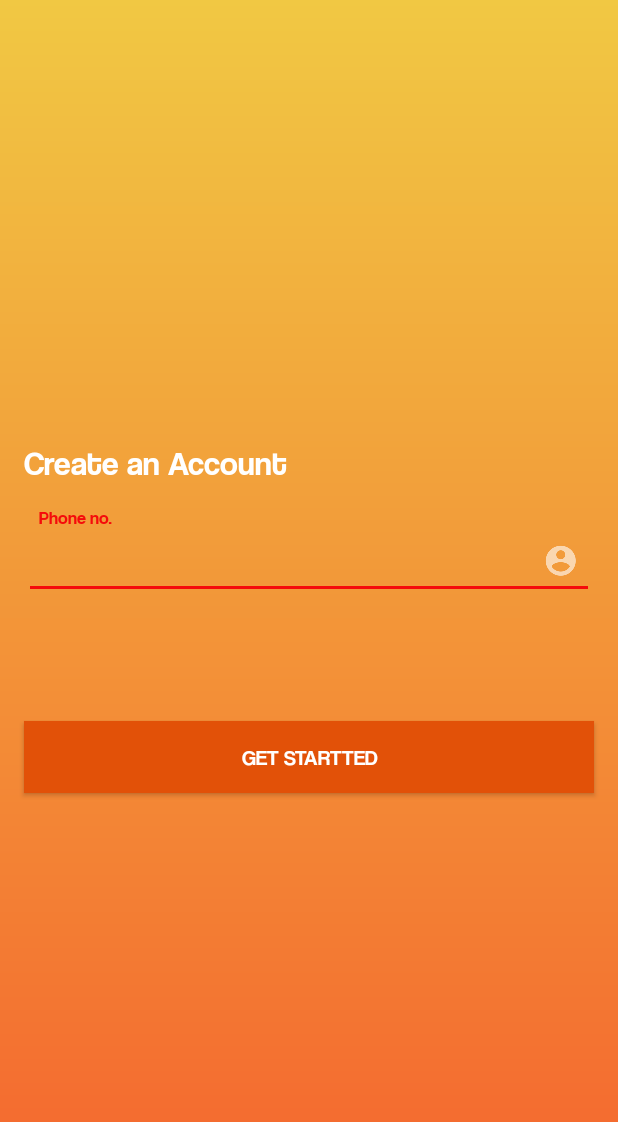
After one commit to mohan2106/DOCMED, an Android app: the Signup_new_Activity screen opened directly, with no data from a screen before it, on a phone screen of 412 x 824 dp. The commit adds this screen. Shown: the top 1122 px of the screen. Run offline under Robolectric (Android 15) with nearby library versions, the phone set to English and light mode, and no system bars; our stand-ins replace Firebase (no records; nobody signed in at launch, a user with empty details on screens opened directly).

Commit message:
phone authentication added but not working well

```diff
--- a/app/src/main/AndroidManifest.xml
+++ b/app/src/main/AndroidManifest.xml
@@ -42,7 +42,10 @@
         <activity android:name=".Doctor_profile" />
         <activity android:name=".searchActivity" />
         <activity android:name=".order_medicine_activity" />
-        <activity android:name=".chooseMedicine"></activity>
+        <activity android:name=".chooseMedicine" />
+        <activity android:name=".LoginNewActivity" />
+        <activity android:name=".Signup_new_Activity" />
+        <activity android:name=".verifyOTP"></activity>
     </application>
 
 </manifest>
--- /dev/null
+++ b/app/src/main/java/com/lenovo/doc/Signup_new_Activity.java
@@ -0,0 +1,169 @@
+package com.lenovo.doc;
+
+import android.content.Intent;
+import android.support.annotation.NonNull;
+import android.support.v7.app.AppCompatActivity;
+import android.os.Bundle;
+import android.text.TextUtils;
+import android.util.Patterns;
+import android.view.View;
+import android.widget.Button;
+import android.widget.EditText;
+import android.widget.TextView;
+import android.widget.Toast;
+
+import com.google.android.gms.tasks.OnCompleteListener;
+import com.google.android.gms.tasks.Task;
+import com.google.firebase.FirebaseException;
+import com.google.firebase.auth.AuthResult;
+import com.google.firebase.auth.FirebaseAuth;
+import com.google.firebase.auth.FirebaseAuthInvalidCredentialsException;
+import com.google.firebase.auth.FirebaseUser;
+import com.google.firebase.auth.PhoneAuthCredential;
+import com.google.firebase.auth.PhoneAuthProvider;
+
+import java.util.concurrent.TimeUnit;
+
+public class Signup_new_Activity extends AppCompatActivity {
+
+    private EditText mobile;
+    //private EditText pass;
+    private Button signup;
+    private FirebaseAuth mAuth;
+    private String codeSent;
+    private Button btn;
+    private TextView no,cr;
+    private EditText otp;
+
+    @Override
+    protected void onCreate(Bundle savedInstanceState) {
+        super.onCreate(savedInstanceState);
+        setContentView(R.layout.activity_signup_new_);
+
+        mobile=(EditText)findViewById(R.id.signin_contact_new);
+        //pass=(EditText)findViewById(R.id.signin_password_new);
+        signup=(Button)findViewById(R.id.login_btn_new);
+        btn=(Button)findViewById(R.id.otp_btn);
+        cr=(TextView)findViewById(R.id.create_text);
+        no=(TextView)findViewById(R.id.otp_text);
+        mAuth=FirebaseAuth.getInstance();
+        otp=(EditText)findViewById(R.id.otp);
+        /*btn.setOnClickListener(new View.OnClickListener() {
+            @Override
+            public void onClick(View v) {
+                verifyOtp();
+            }
+        });*/
+        signup.setOnClickListener(new View.OnClickListener() {
+            @Override
+            public void onClick(View v) {
+                //signupfn();
+                String mobile2 = mobile.getText().toString().trim();
+
+                if(mobile2.isEmpty() || mobile.length() < 10){
+                    mobile.setError("Enter a valid mobile");
+                    mobile.requestFocus();
+                    return;
+                }
+
+                Intent intent = new Intent(Signup_new_Activity.this, verifyOTP.class);
+                intent.putExtra("mobile", mobile2);
+                startActivity(intent);
+            }
+        });
+    }
+    private void signupfn(){
+        String ph=mobile.getText().toString();
+        if(TextUtils.isEmpty(ph)){
+            mobile.setError("Phone no is required");
+            mobile.requestFocus();
+            return;
+        }
+        /*String pas=pass.getText().toString();
+        if(TextUtils.isEmpty(pas)){
+            pass.setError("Email is required");
+            pass.requestFocus();
+            return;
+        }*/
+        if(!Patterns.PHONE.matcher(ph).matches()){
+            mobile.setError("Enter correcct phone no");
+            mobile.requestFocus();
+            return;
+        }
+        /*if(pas.length()<6){
+            pass.setError("Password length should be more than 6");
+            pass.requestFocus();
+            return;
+        }*/
+        PhoneAuthProvider.getInstance().verifyPhoneNumber(
+                "+91"+ph,        // Phone number to verify
+                60,                 // Timeout duration
+                TimeUnit.SECONDS,   // Unit of timeout
+                this,               // Activity (for callback binding)
+                mCallbacks);        // OnVerificationStateChangedCallbacks
+        //Intent intent=new Intent(Signup_new_Activity.this,verifyOTP.class);
+        //intent.putExtra("OTP",codeSent);
+        //startActivity(intent);
+        cr.setVisibility(View.GONE);
+        mobile.setVisibility(View.GONE);
+        //pass.setVisibility(View.GONE);
+        signup.setVisibility(View.GONE);
+        btn.setVisibility(View.VISIBLE);
+        no.setVisibility(View.VISIBLE);
+        cr.setVisibility(View.VISIBLE);
+        otp.setVisibility(View.VISIBLE);
+
+
+    }
+    PhoneAuthProvider.OnVerificationStateChangedCallbacks mCallbacks=new PhoneAuthProvider.OnVerificationStateChangedCallbacks() {
+        @Override
+        public void onVerificationCompleted(PhoneAuthCredential phoneAuthCredential) {
+
+        }
+
+        @Override
+        public void onVerificationFailed(FirebaseException e) {
+
+        }
+
+        @Override
+        public void onCodeSent(String s, PhoneAuthProvider.ForceResendingToken forceResendingToken) {
+            super.onCodeSent(s, forceResendingToken);
+            codeSent=s;
+            Toast.makeText(Signup_new_Activity.this, s, Toast.LENGTH_SHORT).show();
+        }
+    };
+
+    private void verifyOtp(){
+        PhoneAuthCredential credential=PhoneAuthProvider.getCredential(codeSent,otp.getText().toString());
+        signInWithPhoneAuthCredential(credential);
+    }
+    private void signInWithPhoneAuthCredential(PhoneAuthCredential credential) {
+        mAuth.signInWithCredential(credential)
+                .addOnCompleteListener(this, new OnCompleteListener<AuthResult>() {
+                    @Override
+                    public void onComplete(@NonNull Task<AuthResult> task) {
+                        if (task.isSuccessful()) {
+                            // Sign in success, update UI with the signed-in user's information
+                            //Log.d(TAG, "signInWithCredential:success");
+                            startActivity(new Intent(Signup_new_Activity.this,WelcomeActivity.class));
+                            finish();
+                            FirebaseUser user = task.getResult().getUser();
+                            // ...
+                        } else {
+                            // Sign in failed, display a message and update the UI
+                            //Log.w(TAG, "signInWithCredential:failure", task.getException());
+                            if (task.getException() instanceof FirebaseAuthInvalidCredentialsException) {
+                                String error=task.getException().getMessage();
+                                Toast.makeText(Signup_new_Activity.this, error, Toast.LENGTH_SHORT).show();
+                                // The verification code entered was invalid
+                            }
+                            else{
+                                String error=task.getException().getMessage();
+                                Toast.makeText(Signup_new_Activity.this, error, Toast.LENGTH_SHORT).show();
+                            }
+                        }
+                    }
+                });
+    }
+}
--- /dev/null
+++ b/app/src/main/res/drawable/background_gradient.xml
@@ -0,0 +1,12 @@
+<?xml version="1.0" encoding="utf-8"?>
+<layer-list xmlns:android="http://schemas.android.com/apk/res/android">
+
+<item>
+    <shape android:shape="rectangle">
+        <gradient android:startColor="#f4632e"
+            android:endColor="#f1c843"
+            android:angle="90"/>
+    </shape>
+</item>
+
+</layer-list>
--- /dev/null
+++ b/app/src/main/res/drawable/edit_text_back_gradient.xml
@@ -0,0 +1,20 @@
+<?xml version="1.0" encoding="utf-8"?>
+<shape xmlns:android="http://schemas.android.com/apk/res/android"
+
+    android:thickness="0dp"
+
+    android:shape="rectangle">
+    <stroke android:width="3dp"
+
+        android:color="#ef6502"/>
+    <corners android:radius="5dp" />
+    <gradient
+
+        android:startColor="#efac6d"
+
+        android:endColor="#e4b43a"
+
+        android:type="linear"
+
+        android:angle="270"/>
+</shape>
--- /dev/null
+++ b/app/src/main/res/layout/activity_signup_new_.xml
@@ -0,0 +1,128 @@
+<?xml version="1.0" encoding="utf-8"?>
+<LinearLayout xmlns:android="http://schemas.android.com/apk/res/android"
+    xmlns:app="http://schemas.android.com/apk/res-auto"
+    xmlns:tools="http://schemas.android.com/tools"
+    android:layout_width="match_parent"
+    android:layout_height="match_parent"
+    android:gravity="center"
+    android:orientation="vertical"
+    android:background="@drawable/background_gradient"
+    tools:context=".Signup_new_Activity">
+
+    <TextView
+        android:id="@+id/create_text"
+        android:layout_width="match_parent"
+        android:layout_height="wrap_content"
+        android:text="Create an Account"
+        android:textColor="#ffffff"
+        android:fontFamily="@font/coolveticarg"
+        android:layout_marginStart="16sp"
+        android:layout_marginEnd="16sp"
+        android:textSize="22sp"/>
+
+    <android.support.design.widget.TextInputLayout
+        android:id="@+id/textInputLayout1"
+        android:layout_width="match_parent"
+        android:layout_height="wrap_content"
+        android:layout_marginStart="16dp"
+        android:layout_marginTop="16dp"
+        android:layout_marginEnd="16dp"
+        app:layout_constraintEnd_toEndOf="parent"
+        app:layout_constraintStart_toStartOf="parent"
+        app:layout_constraintTop_toBottomOf="@+id/textView">
+
+        <EditText
+            android:id="@+id/signin_contact_new"
+            android:layout_width="match_parent"
+            android:layout_height="50dp"
+            android:drawableRight="@drawable/ic_action_profile_image"
+            android:hint="Phone no."
+            android:inputType="phone"
+            android:textColor="#ffffff"
+            android:drawableTint="#ffffff"
+            android:backgroundTint="#ffffff"
+            android:outlineAmbientShadowColor="#ffffff"
+            android:textColorHint="#ffffff"
+            android:fontFamily="@string/common_google_play_services_enable_button"
+            android:outlineProvider="background"
+            android:padding="10dp" />
+
+    </android.support.design.widget.TextInputLayout>
+    <android.support.design.widget.TextInputLayout
+        android:id="@+id/textInputLayout2"
+        android:layout_width="match_parent"
+        android:layout_height="wrap_content"
+        android:layout_marginStart="16dp"
+        android:layout_marginTop="8dp"
+        android:layout_marginEnd="16dp"
+        app:layout_constraintEnd_toEndOf="parent"
+        app:layout_constraintStart_toStartOf="parent"
+        app:layout_constraintTop_toBottomOf="@+id/textView">
+
+        <EditText
+            android:id="@+id/signin_password_new"
+            android:layout_width="match_parent"
+            android:layout_height="50dp"
+            android:drawableRight="@drawable/ic_lock"
+            android:hint="Password"
+            android:inputType="text"
+            android:textColor="#ffffff"
+            android:drawableTint="#ffffff"
+            android:visibility="gone"
+            android:backgroundTint="#ffffff"
+            android:outlineAmbientShadowColor="#ffffff"
+            android:textColorHint="#ffffff"
+            android:fontFamily="@string/common_google_play_services_enable_button"
+            android:outlineProvider="background"
+            android:padding="10dp" />
+
+    </android.support.design.widget.TextInputLayout>
+
+
+    <Button
+        android:id="@+id/login_btn_new"
+        android:layout_width="match_parent"
+        android:layout_height="wrap_content"
+        android:layout_marginStart="16sp"
+        android:layout_marginEnd="16sp"
+        android:text="Get Startted"
+        android:textColor="#ffffff"
+        android:layout_marginTop="12dp"
+        android:background="#e25108"/>
+
+    <TextView
+        android:id="@+id/otp_text"
+        android:visibility="gone"
+        android:layout_width="wrap_content"
+        android:layout_height="wrap_content"
+        android:text="We send a verification code on +919876543210"
+        android:textSize="28sp"
+        android:textColor="#ffffff"
+        android:layout_marginStart="16sp"
+        android:layout_marginEnd="16sp"
+        />
+    <EditText
+        android:id="@+id/otp"
+        android:layout_width="match_parent"
+        android:layout_height="50sp"
+        android:padding="10dp"
+        android:visibility="gone"
+        android:layout_marginTop="8dp"
+        android:hint="Enter otp"
+        android:background="@drawable/edit_text_back_gradient"
+        android:layout_marginStart="16sp"
+        android:layout_marginEnd="16sp"
+        android:inputType="text"/>
+    <Button
+        android:id="@+id/otp_btn"
+        android:layout_width="match_parent"
+        android:layout_height="wrap_content"
+        android:layout_marginTop="16dp"
+        android:layout_marginStart="16sp"
+        android:visibility="gone"
+        android:layout_marginEnd="16sp"
+        android:text="Verify"
+        android:textSize="18dp"
+        android:textColor="#ffffff"
+        android:background="#e25108"/>
+</LinearLayout>
```
Also changed, not shown: app/src/main/java/com/lenovo/doc/LoginNewActivity.java (added, +31 -0 lines), app/src/main/java/com/lenovo/doc/MainActivity.java (+27 -2 lines), app/src/main/java/com/lenovo/doc/verifyOTP.java (added, +148 -0 lines), app/src/main/res/layout/activity_login_new.xml (added, +102 -0 lines), app/src/main/res/layout/activity_main.xml (+44 -15 lines), app/src/main/res/layout/activity_verify_otp.xml (added, +45 -0 lines), app/src/main/res/drawable-v24/docmed_logo.jpg (added).
